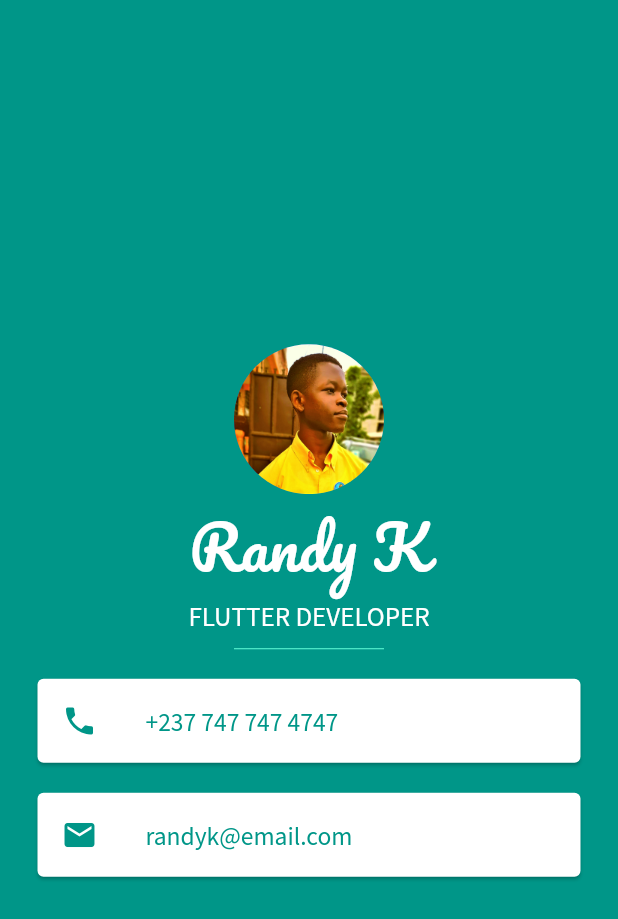
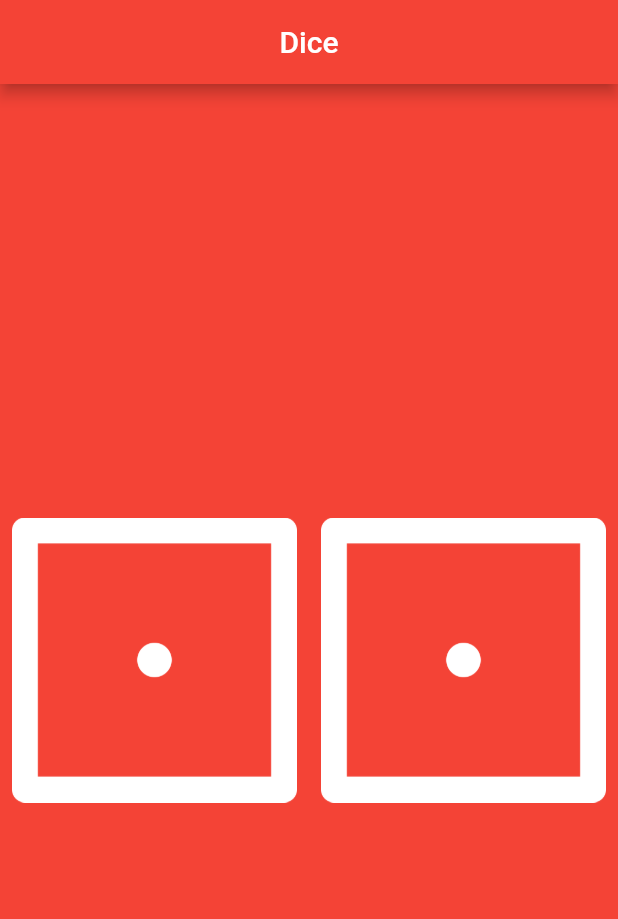
Before and after one commit to RandyKdev/30DaysOfFLutter, a Flutter app: the screen it shows after launch, on a phone screen of 412 x 824 dp. Shown: the top 919 px of the screen. Run offline on Flutter 3.47's test engine with Material 2 defaults, Android fonts, the phone set to English and light mode, and no system bars.

Commit message:
day 24 completed

```diff
--- a/lib/main.dart
+++ b/lib/main.dart
@@ -1,6 +1,6 @@
 import 'package:flutter/material.dart';
 
-import 'screens/miCard.dart';
+import 'screens/dice.dart';
 
 void main() => runApp(MyApp());
 
@@ -9,8 +9,10 @@ class MyApp extends StatelessWidget {
   Widget build(BuildContext context) {
     return MaterialApp(
       debugShowCheckedModeBanner: false,
-      theme: ThemeData(primaryColor: Colors.teal),
-      home: MiCard(),
+      theme: ThemeData(
+        primaryColor: Colors.red,
+      ),
+      home: Dice(),
       title: 'Mi Card Flutter',
     );
   }
--- /dev/null
+++ b/lib/screens/dice.dart
@@ -0,0 +1,49 @@
+import 'dart:math';
+
+import 'package:flutter/material.dart';
+
+class Dice extends StatefulWidget {
+  @override
+  _DiceState createState() => _DiceState();
+}
+
+class _DiceState extends State<Dice> {
+  int leftDiceNumber = 1;
+  int rightDiceNumber = 1;
+
+  void changeDiceFaces() {
+    setState(() {
+      leftDiceNumber = Random().nextInt(6) + 1;
+      rightDiceNumber = Random().nextInt(6) + 1;
+    });
+  }
+
+  @override
+  Widget build(BuildContext context) {
+    return Scaffold(
+      backgroundColor: Colors.red,
+      appBar: AppBar(
+        title: Text("Dice"),
+        centerTitle: true,
+      ),
+      body: Center(
+        child: Row(
+          children: [
+            Expanded(
+              child: TextButton(
+                onPressed: changeDiceFaces,
+                child: Image.asset("images/dice$leftDiceNumber.png"),
+              ),
+            ),
+            Expanded(
+              child: TextButton(
+                onPressed: changeDiceFaces,
+                child: Image.asset("images/dice$rightDiceNumber.png"),
+              ),
+            ),
+          ],
+        ),
+      ),
+    );
+  }
+}
--- a/lib/screens/miCard.dart
+++ /dev/null
@@ -1,82 +0,0 @@
-import 'package:flutter/material.dart';
-
-class MiCard extends StatelessWidget {
-  @override
-  Widget build(BuildContext context) {
-    return Scaffold(
-      backgroundColor: Colors.teal,
-      body: Column(
-        mainAxisAlignment: MainAxisAlignment.center,
-        children: [
-          CircleAvatar(
-            radius: 50,
-            backgroundImage: AssetImage("images/profile.png"),
-          ),
-          Text(
-            "Randy K",
-            style: TextStyle(
-              fontSize: 40,
-              fontFamily: 'Pacifico',
-              color: Colors.white,
-            ),
-          ),
-          Text(
-            "FLUTTER DEVELOPER",
-            style: TextStyle(
-              fontFamily: 'SourceSansPro',
-              fontSize: 18,
-              color: Colors.white,
-            ),
-          ),
-          SizedBox(
-            height: 20,
-            width: 100,
-            child: Divider(
-              color: Colors.tealAccent,
-            ),
-          ),
-          Card(
-            margin: EdgeInsets.symmetric(
-              horizontal: 25,
-              vertical: 10,
-            ),
-            child: ListTile(
-              leading: Icon(
-                Icons.phone,
-                color: Colors.teal,
-              ),
-              title: Text(
-                "+237 747 747 4747",
-                style: TextStyle(
-                  color: Colors.teal,
-                  fontFamily: 'SourceSansPro',
-                  fontSize: 17,
-                ),
-              ),
-            ),
-          ),
-          Card(
-            margin: EdgeInsets.symmetric(
-              horizontal: 25,
-              vertical: 10,
-            ),
-            child: ListTile(
-              leading: Icon(
-                Icons.email,
-                color: Colors.teal,
-              ),
-              title: Text(
-                "randyk@email.com",
-                style: TextStyle(
-                  color: Colors.teal,
-                  fontFamily: 'SourceSansPro',
-                  fontSize: 17,
-                ),
-              ),
-            ),
-          ),
-        ],
-      ),
-    );
-  }
-}
```
Also changed, not shown: pubspec.yaml (+9 -9 lines), fonts/Pacifico-Regular.ttf (deleted), fonts/SourceSansPro-Regular.ttf (deleted), images/dice1.png (added), images/dice2.png (added), images/dice3.png (added), images/dice4.png (added), images/dice5.png (added), images/dice6.png (added), images/done.png (deleted), images/profile.png (deleted).
